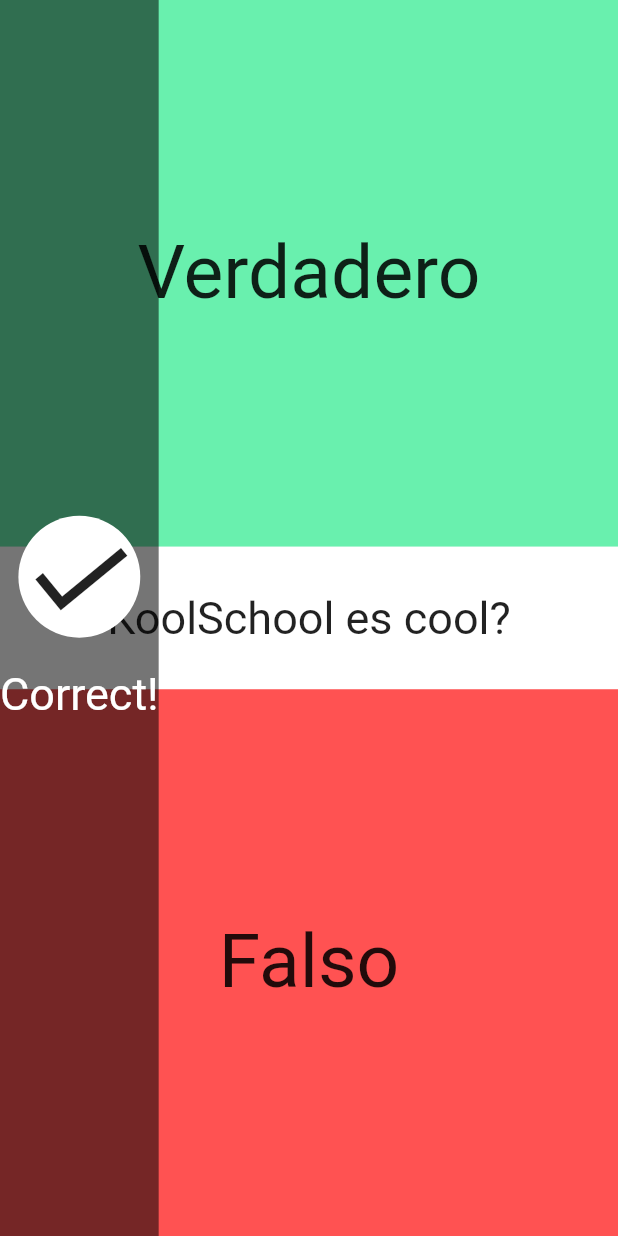
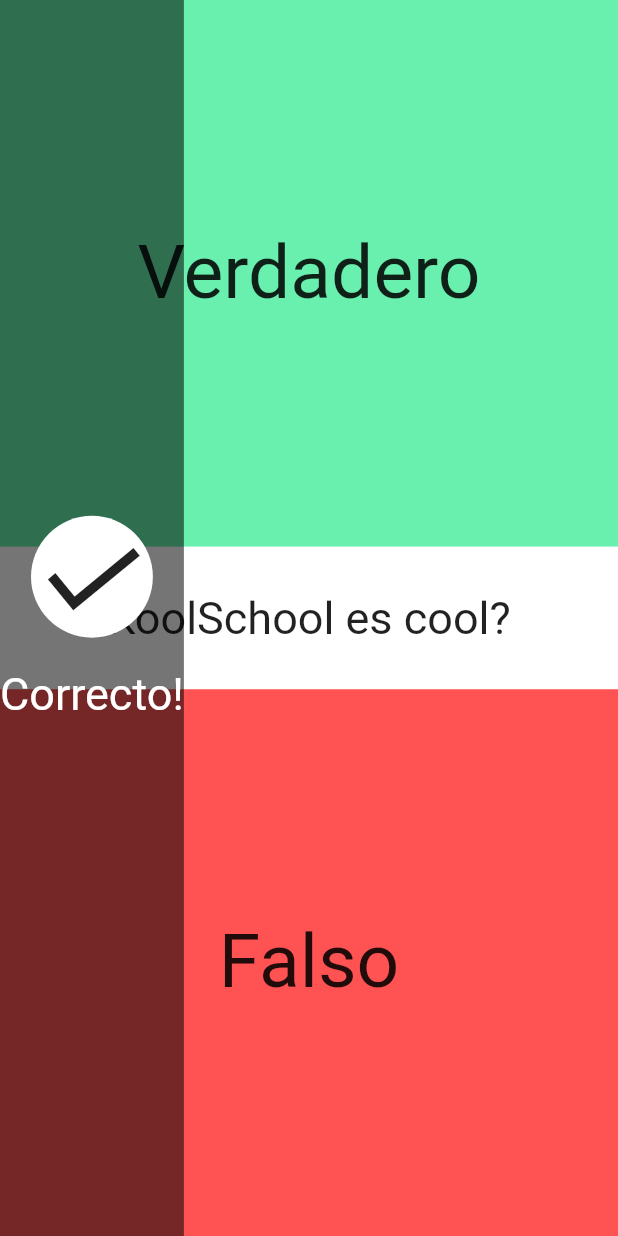
Before and after one commit to nfJaramillo/KoolSchool, a Flutter app: the PaginaQuiz widget shown alone on an empty page, opened directly, after a tap on "Verdadero", on a phone screen of 412 x 824 dp. Run offline on Flutter 3.47's test engine with Material 2 defaults, Android fonts, the phone set to English and light mode, and no system bars.

Commit message:
Preguntas funcionando

```diff
--- a/lib/UI/overlayCorreroIncorrecto.dart
+++ b/lib/UI/overlayCorreroIncorrecto.dart
@@ -54,7 +54,7 @@ class CorrectWrongOverlayState extends State<OverlayCorreroIncorrecto> with Sing
             new Padding(
               padding: new EdgeInsets.only(bottom: 20.0),
             ),
-            new Text(widget._isCorrect == true ? "Correct!" : "Wrong!", style: new TextStyle(color: Colors.white, fontSize: 30.0),)
+            new Text(widget._isCorrect == true ? "Correcto!" : "Incorrecto!", style: new TextStyle(color: Colors.white, fontSize: 30.0),)
           ],
         ),
       ),
--- a/lib/UI/preguntaUI.dart
+++ b/lib/UI/preguntaUI.dart
@@ -7,21 +7,15 @@ Text texto;
 PreguntaUI ( Text pTexto)
 {
   texto = pTexto;
+  print(texto);
 }
 
 @override
-  State createState() => new PreguntaEstado(texto);
+  State createState() => new PreguntaEstado();
 
 }
 
-class PreguntaEstado extends State<PreguntaUI>{
-
-Text texto;
-
-PreguntaEstado ( Text pTexto)
-{
-  texto = pTexto;
-}
+class PreguntaEstado extends State<PreguntaUI>  with SingleTickerProviderStateMixin{
 
 
   @override
@@ -31,7 +25,7 @@ PreguntaEstado ( Text pTexto)
     child: new Padding(
       padding: new EdgeInsets.symmetric(vertical: 30),
       child: new Center(
-        child: FittedBox(fit: BoxFit.cover, child: new Text(texto.data,style: TextStyle(fontSize: 30))),
+        child: FittedBox(fit: BoxFit.cover, child: new Text(widget.texto.data,style: TextStyle(fontSize: 30))),
       ),
     )
     );
--- a/lib/paginas/paginaQuiz.dart
+++ b/lib/paginas/paginaQuiz.dart
@@ -74,7 +74,6 @@ class PaginaEstadoQuiz extends State<PaginaQuiz> {
 
             preguntaActual = quiz.siguientePregunta;
             this.setState((){
-              print(preguntaActual.pregunta);
               overlayVisible = false;
               textoDeLaPregunta = preguntaActual.pregunta;
               numeroDePreguntaActual = quiz.darNumeroDePreguntaActual;
```
